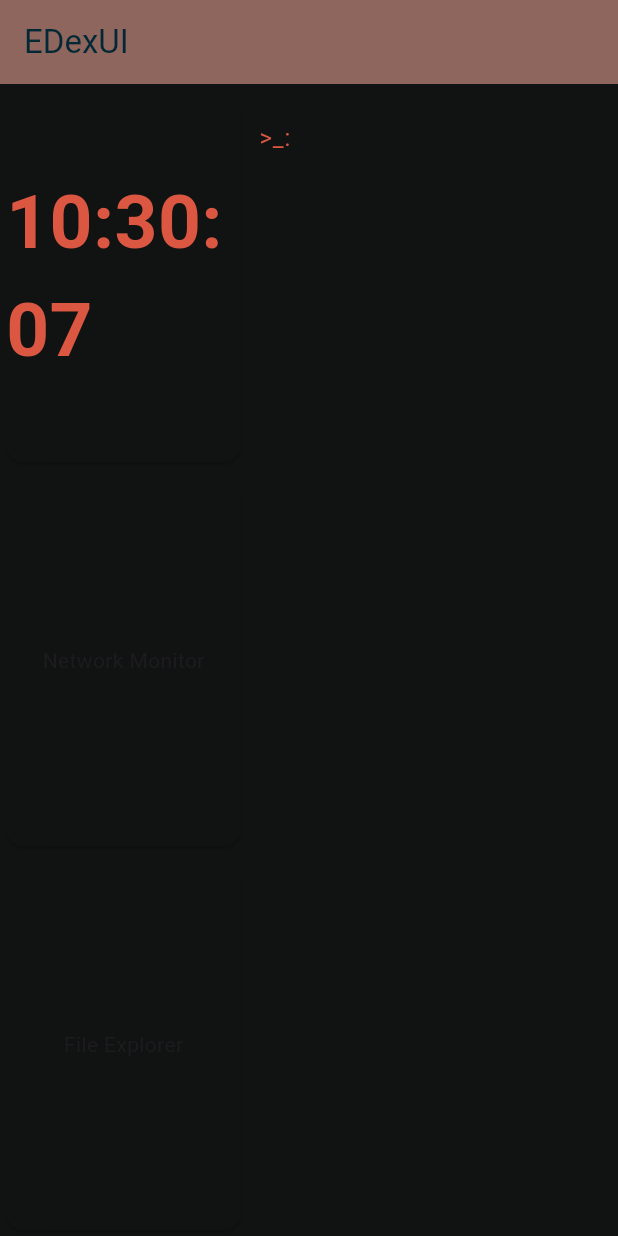
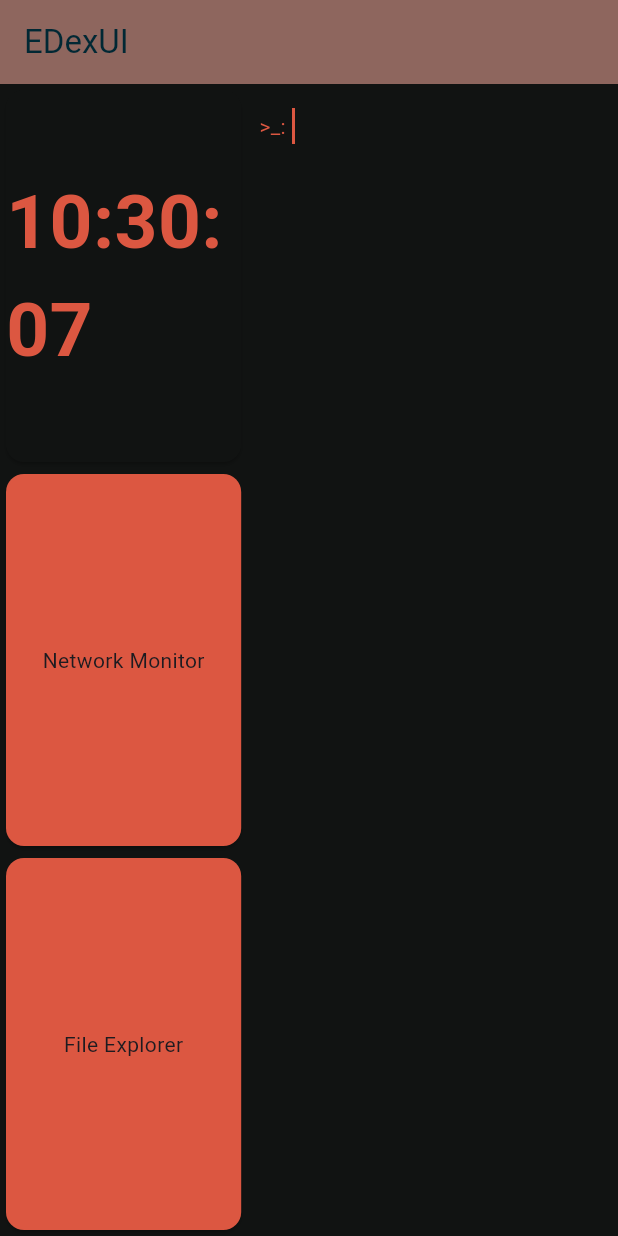
Before and after one commit to DioDiAltro/UI, a Flutter app: the screen it shows after launch, on a phone screen of 412 x 824 dp. Run offline on Flutter 3.47's test engine with Material 3 defaults, Android fonts, the phone set to English and light mode, and no system bars; our stand-ins replace get, google_fonts; missing offline and left inert: window_manager.

Commit message:
Refactor theme and widget structure, improve naming
Extracted theme configuration into dedicated files (palette.dart, theme.dart) and updated main.dart to use the new theme. Renamed files and imports to use snake_case for consistency. Added a reusable CustomCard widget and refactored HomePage to use it. Improved TerminalInput widget and clock update logic.

```diff
--- /dev/null
+++ b/hydrogenui/lib/core/theme/palette.dart
@@ -0,0 +1,8 @@
+import 'package:flutter/material.dart';
+
+class Palette {
+  static const Color primaryColor = Color(0xFFDC5741);
+  static const Color secondaryColor = Color(0xFF8E665E);
+  static const Color scaffoldBackgroundColor = Color(0xFF111312);
+  static const Color labelColor = Color(0xFF787878);
+}
--- /dev/null
+++ b/hydrogenui/lib/core/theme/theme.dart
@@ -0,0 +1,26 @@
+import 'package:flutter/material.dart';
+import 'package:google_fonts/google_fonts.dart';
+import 'package:hydrogenui/core/theme/palette.dart';
+
+// Dark Theme
+ThemeData darkTheme = ThemeData(
+  brightness: Brightness.dark,
+  splashColor: Colors.transparent,
+  textTheme: GoogleFonts.kodeMonoTextTheme(),
+
+  scaffoldBackgroundColor: Palette.scaffoldBackgroundColor,
+  iconTheme: const IconThemeData(color: Palette.primaryColor),
+
+  colorScheme: const ColorScheme.dark(
+    primary: Palette.primaryColor,
+    secondary: Palette.secondaryColor,
+    surface:  Palette.scaffoldBackgroundColor,
+    onPrimary: Color(0xFF522820),
+    onSecondary: Color(0xFF012834),
+  ),
+
+  buttonTheme: const ButtonThemeData(
+    buttonColor: Palette.primaryColor,
+    textTheme: ButtonTextTheme.primary,
+  ),
+);
--- a/hydrogenui/lib/main.dart
+++ b/hydrogenui/lib/main.dart
@@ -1,7 +1,7 @@
 import 'package:flutter/material.dart';
 import 'package:get/get.dart';
-import 'package:google_fonts/google_fonts.dart';
-import 'package:hydrogenui/screens/HomePage.dart';
+import 'package:hydrogenui/core/theme/theme.dart';
+import 'package:hydrogenui/screens/home_page.dart';
 import 'package:window_manager/window_manager.dart';
 
 void main() async {
@@ -22,35 +22,15 @@ void main() async {
 }
 
 class MyApp extends StatelessWidget {
-  final customRedTheme = ThemeData(
-    brightness: Brightness.dark,
-    colorScheme: const ColorScheme.dark(
-      primary: Color(0xFFDC5741),
-      secondary: Color(0xFF8E665E),
-      surface: Color(0xFF111312),
-      onPrimary: Color(0xFF522820),
-      onSecondary: Color(0xFF012834),
-    ),
-
-    textTheme: GoogleFonts.kodeMonoTextTheme(),
-
-    buttonTheme: const ButtonThemeData(
-      buttonColor: Color(0xFF721B17), // colore pulsanti
-      textTheme: ButtonTextTheme.primary,
-    ),
-  ).obs;
-
-  MyApp({super.key});
+  const MyApp({super.key});
 
   @override
   Widget build(BuildContext context) {
-    return Obx(
-      () => GetMaterialApp(
-        debugShowCheckedModeBanner: false,
-        title: 'HydroGenUI',
-        theme: customRedTheme.value,
-        home: MyHomePage(),
-      ),
+    return GetMaterialApp(
+      debugShowCheckedModeBanner: false,
+      title: 'HydroGenUI',
+      theme: darkTheme,
+      home: MyHomePage(),
     );
   }
 }
--- a/hydrogenui/lib/screens/HomePage.dart
+++ b/hydrogenui/lib/screens/home_page.dart
@@ -1,8 +1,8 @@
 import 'dart:async';
-
 import 'package:flutter/material.dart';
 import 'package:get/get.dart';
-import 'package:hydrogenui/widgets/TerminalInput.dart';
+import 'package:hydrogenui/widgets/custom_card.dart';
+import 'package:hydrogenui/widgets/terminal_input.dart';
 
 class ClockController extends GetxController {
   var time = ''.obs;
@@ -12,13 +12,12 @@ class ClockController extends GetxController {
   void onInit() {
     super.onInit();
     _update();
-    _timer = Timer.periodic(Duration(seconds: 1), (_) => _update());
   }
 
   void _update() {
     final now = DateTime.now();
-    time.value =
-        "${now.hour.toString().padLeft(2, '0')}:${now.minute.toString().padLeft(2, '0')}:${now.second.toString().padLeft(2, '0')}";
+    time.value = "${now.hour.toString().padLeft(2, '0')}:${now.minute.toString().padLeft(2, '0')}:${now.second.toString().padLeft(2, '0')}";
+    Future.delayed(const Duration(seconds: 1), _update);
   }
 
   @override
@@ -69,12 +68,10 @@ class MyHomePage extends StatelessWidget {
                       ),
                     ),
                     Expanded(
-                      child: Card(
-                        child: Center(child: Text("Network Monitor")),
-                      ),
+                      child: CustomCard(title: "Network Monitor"),
                     ),
                     Expanded(
-                      child: Card(child: Center(child: Text("File Explorer"))),
+                      child: CustomCard(title: "File Explorer"),
                     ),
                   ],
                 ),
--- /dev/null
+++ b/hydrogenui/lib/widgets/custom_card.dart
@@ -0,0 +1,15 @@
+import 'package:flutter/material.dart';
+
+class CustomCard extends StatelessWidget {
+  const CustomCard({super.key, required this.title});
+
+  final String title;
+
+  @override
+  Widget build(BuildContext context) {
+    return Card(
+      color: Theme.of(context).colorScheme.primary,
+      child: Center(child: Text(title))
+    );
+  }
+}
--- a/hydrogenui/lib/widgets/TerminalInput.dart
+++ b/hydrogenui/lib/widgets/terminal_input.dart
@@ -41,8 +41,8 @@ class TerminalInput extends StatelessWidget {
       children: [
         Obx(() {
           if (controller.output.isNotEmpty) {
-            return Expanded(
-              child: ListView.builder(
+            return ListView.builder(
+              shrinkWrap: true,
               itemCount: controller.output.length,
               itemBuilder: (context, index) {
                 return Text(
@@ -52,7 +52,6 @@ class TerminalInput extends StatelessWidget {
                   ),
                 );
               },
-              ),
             );
           } else {
             return const SizedBox.shrink();
@@ -61,10 +60,15 @@ class TerminalInput extends StatelessWidget {
         TextField(
           style: TextStyle(color: Theme.of(context).colorScheme.secondary),
           controller: controller.inputController,
+          autofocus: true,
           maxLines: null,
           keyboardType: TextInputType.text,
           decoration: InputDecoration(
-            labelText: '>_:',
+            prefixIcon: Text(
+              '>_:',
+              style: TextStyle(color: Theme.of(context).colorScheme.primary),
+            ),
+            prefixIconConstraints: const BoxConstraints(minWidth: 0, minHeight: 0),
             labelStyle: TextStyle(color: Theme.of(context).colorScheme.primary),
             border: InputBorder.none,
             focusedBorder: InputBorder.none,
```
Also changed, not shown: hydrogenui/pubspec.lock. Lines whose indentation alone changed are shown as unchanged.
